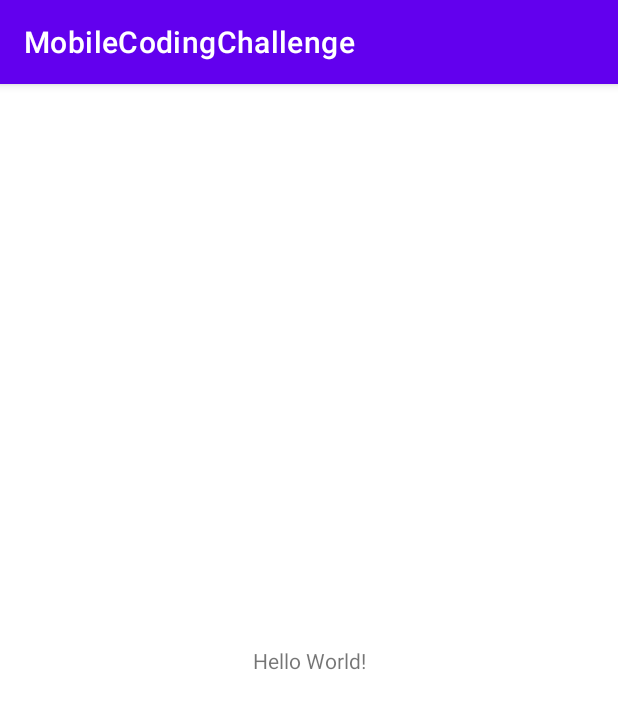
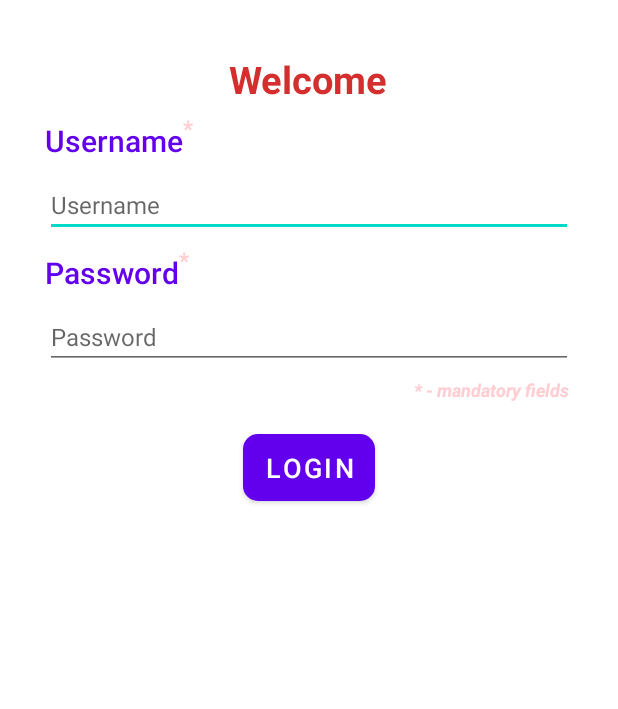
Before and after one commit to Harshul-Jain/Mobile-Coding-Challenge, an Android app: the screen it shows after launch (MainActivity before the commit, LoginActivity after it), on a phone screen of 412 x 824 dp. Shown: the top 709 px of the screen. Run offline under Robolectric (Android 15) with nearby library versions, the phone set to English and light mode, and no system bars.

Commit message:
AC 1 Completed

```diff
--- a/app/src/main/AndroidManifest.xml
+++ b/app/src/main/AndroidManifest.xml
@@ -9,13 +9,16 @@
         android:roundIcon="@mipmap/ic_launcher_round"
         android:supportsRtl="true"
         android:theme="@style/Theme.MobileCodingChallenge">
-        <activity android:name=".MainActivity">
+        <activity android:name=".LoginActivity">
             <intent-filter>
                 <action android:name="android.intent.action.MAIN" />
 
                 <category android:name="android.intent.category.LAUNCHER" />
             </intent-filter>
         </activity>
+        <activity android:name=".MainActivity">
+
+        </activity>
     </application>
 
 </manifest>
--- /dev/null
+++ b/app/src/main/java/com/example/mobilecodingchallenge/LoginActivity.kt
@@ -0,0 +1,11 @@
+package com.example.mobilecodingchallenge
+
+import androidx.appcompat.app.AppCompatActivity
+import android.os.Bundle
+
+class LoginActivity : AppCompatActivity() {
+    override fun onCreate(savedInstanceState: Bundle?) {
+        super.onCreate(savedInstanceState)
+        setContentView(R.layout.activity_login)
+    }
+}
--- /dev/null
+++ b/app/src/main/res/layout/activity_login.xml
@@ -0,0 +1,120 @@
+<?xml version="1.0" encoding="utf-8"?>
+<LinearLayout xmlns:android="http://schemas.android.com/apk/res/android"
+    xmlns:app="http://schemas.android.com/apk/res-auto"
+    xmlns:tools="http://schemas.android.com/tools"
+    android:layout_width="match_parent"
+    android:layout_height="match_parent"
+    android:layout_margin="20dp"
+    android:orientation="vertical"
+    tools:context=".LoginActivity">
+
+    <TextView
+        android:layout_width="wrap_content"
+        android:layout_height="wrap_content"
+        android:layout_gravity="center_horizontal"
+        android:layout_marginTop="15dp"
+        android:text="@string/welcome"
+        android:textColor="@color/dark_red"
+        android:textSize="25sp"
+        android:textStyle="bold" />
+
+    <LinearLayout
+        android:layout_width="wrap_content"
+        android:layout_height="wrap_content"
+        android:orientation="horizontal">
+
+        <TextView
+            android:layout_width="wrap_content"
+            android:layout_height="wrap_content"
+            android:layout_marginStart="10dp"
+            android:layout_marginTop="10dp"
+            android:fontFamily="sans-serif-light"
+            android:text="@string/username"
+            android:textColor="@color/purple_500"
+            android:textSize="20sp"
+            android:textStyle="bold" />
+
+        <TextView
+            android:layout_width="wrap_content"
+            android:layout_height="wrap_content"
+            android:fontFamily="sans-serif-light"
+            android:text="*"
+            android:textColor="@color/light_red"
+            android:textSize="15sp"
+            android:textStyle="bold" />
+    </LinearLayout>
+
+    <EditText
+        android:layout_width="match_parent"
+        android:layout_height="wrap_content"
+        android:layout_marginStart="10dp"
+        android:layout_marginTop="8dp"
+        android:layout_marginEnd="10dp"
+        android:hint="@string/username"
+        android:imeOptions="actionDone"
+        android:textColor="@color/black"
+        android:textSize="16sp" />
+
+    <LinearLayout
+        android:layout_width="wrap_content"
+        android:layout_height="wrap_content"
+        android:orientation="horizontal">
+
+        <TextView
+            android:layout_width="wrap_content"
+            android:layout_height="wrap_content"
+            android:layout_marginStart="10dp"
+            android:layout_marginTop="10dp"
+            android:fontFamily="sans-serif-light"
+            android:text="@string/password"
+            android:textColor="@color/purple_500"
+            android:textSize="20sp"
+            android:textStyle="bold" />
+
+        <TextView
+            android:layout_width="wrap_content"
+            android:layout_height="wrap_content"
+            android:fontFamily="sans-serif-light"
+            android:text="*"
+            android:textColor="@color/light_red"
+            android:textSize="15sp"
+            android:textStyle="bold" />
+    </LinearLayout>
+
+    <EditText
+        android:layout_width="match_parent"
+        android:layout_height="wrap_content"
+        android:layout_marginStart="10dp"
+        android:layout_marginTop="8dp"
+        android:layout_marginEnd="10dp"
+        android:hint="@string/password"
+        android:inputType="textPassword"
+        android:textSize="16sp" />
+
+    <TextView
+        android:layout_width="wrap_content"
+        android:layout_height="wrap_content"
+        android:layout_gravity="end"
+        android:layout_marginStart="10dp"
+        android:layout_marginTop="5dp"
+        android:layout_marginEnd="10dp"
+        android:text=" * - mandatory fields "
+        android:textColor="@color/light_red"
+        android:textSize="12sp"
+        android:textStyle="italic|bold" />
+
+    <com.google.android.material.button.MaterialButton
+        android:layout_width="wrap_content"
+        android:layout_height="wrap_content"
+        android:layout_gravity="center_horizontal"
+        android:layout_marginTop="15dp"
+        android:fontFamily="sans-serif-light"
+        android:padding="10dp"
+        android:text="Login"
+        android:textAllCaps="true"
+        android:textSize="18dp"
+        android:textStyle="bold"
+        app:cornerRadius="10dp" />
+
+
+</LinearLayout>
--- a/app/src/main/res/values/colors.xml
+++ b/app/src/main/res/values/colors.xml
@@ -7,4 +7,6 @@
     <color name="teal_700">#FF018786</color>
     <color name="black">#FF000000</color>
     <color name="white">#FFFFFFFF</color>
+    <color name="dark_red">#D32F2F</color>
+    <color name="light_red">#FFCDD2</color>
 </resources>
--- a/app/src/main/res/values/strings.xml
+++ b/app/src/main/res/values/strings.xml
@@ -1,3 +1,6 @@
 <resources>
     <string name="app_name">MobileCodingChallenge</string>
+    <string name="username">Username</string>
+    <string name="password">Password</string>
+    <string name="welcome">Welcome</string>
 </resources>
--- a/app/src/main/res/values/themes.xml
+++ b/app/src/main/res/values/themes.xml
@@ -1,6 +1,6 @@
 <resources xmlns:tools="http://schemas.android.com/tools">
     <!-- Base application theme. -->
-    <style name="Theme.MobileCodingChallenge" parent="Theme.MaterialComponents.DayNight.DarkActionBar">
+    <style name="Theme.MobileCodingChallenge" parent="Theme.MaterialComponents.DayNight.NoActionBar">
         <!-- Primary brand color. -->
         <item name="colorPrimary">@color/purple_500</item>
         <item name="colorPrimaryVariant">@color/purple_700</item>
```
